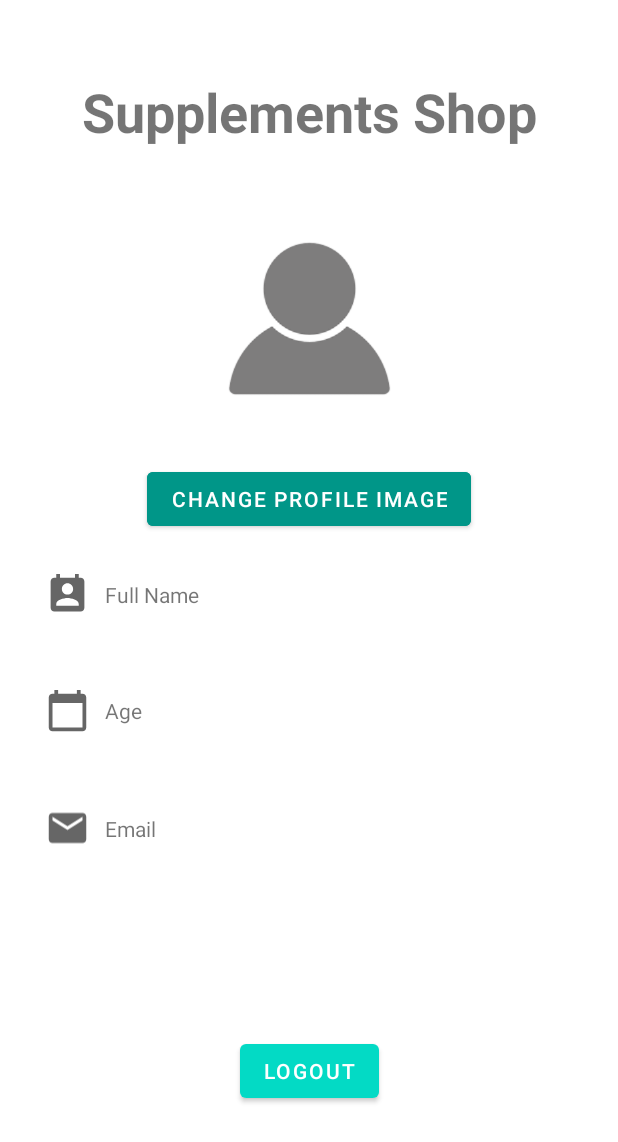
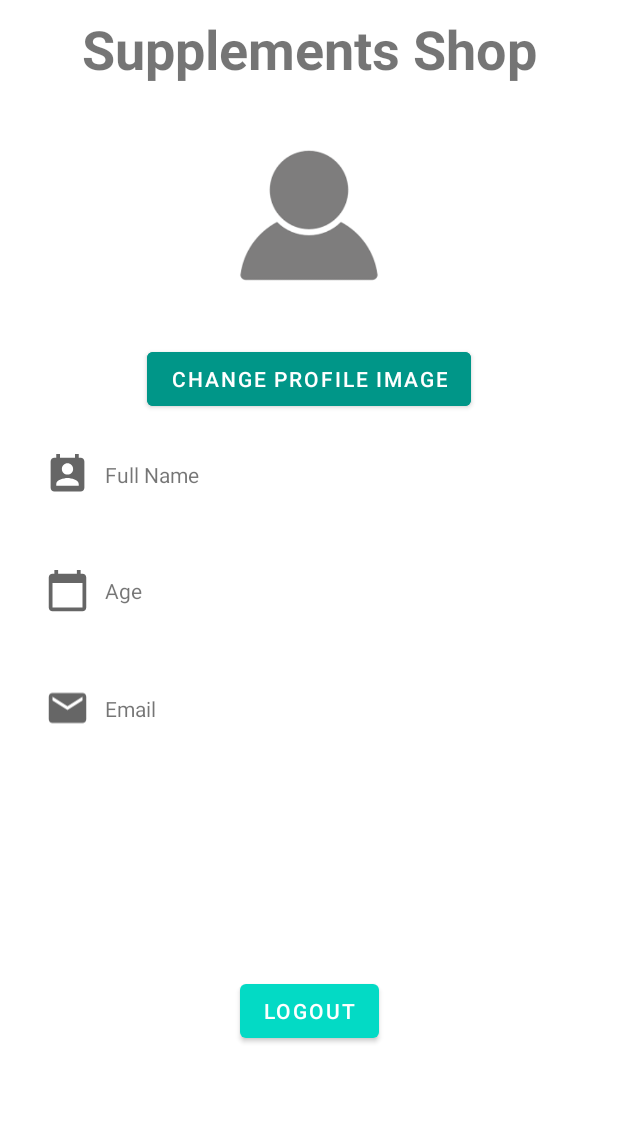
Before and after one commit to luluket/shop, an Android app: the ProfileActivity screen opened directly, with no data from a screen before it, on a phone screen of 412 x 824 dp. Shown: the top 1142 px of the screen. Run offline under Robolectric (Android 15) with nearby library versions, the phone set to English and light mode, and no system bars; our stand-ins replace CircleImageView, Firebase (no records; nobody signed in at launch, a user with empty details on screens opened directly), Picasso.

Commit message:
Fix activity behaviour and update profile view

```diff
--- a/app/src/main/java/com/luka/shop/LoginActivity.java
+++ b/app/src/main/java/com/luka/shop/LoginActivity.java
@@ -88,6 +88,7 @@ public class LoginActivity extends AppCompatActivity implements View.OnClickList
                 // redirect to home page, and finish login activity
                 Intent intent = new Intent(getApplicationContext(), HomeActivity.class);
                 intent.addFlags(Intent.FLAG_ACTIVITY_CLEAR_TOP);
+                finish();
                 startActivity(intent);
             } else {
                 Toast.makeText(LoginActivity.this, "Failed to login! Please check your credentials", Toast.LENGTH_LONG).show();
--- a/app/src/main/res/layout/activity_profile.xml
+++ b/app/src/main/res/layout/activity_profile.xml
@@ -14,7 +14,7 @@
         android:id="@+id/banner"
         android:layout_width="0dp"
         android:layout_height="wrap_content"
-        android:layout_marginTop="50dp"
+        android:layout_marginTop="8dp"
         android:text="Supplements Shop"
         android:textAlignment="center"
         android:textSize="36sp"
@@ -27,9 +27,9 @@
 
     <de.hdodenhof.circleimageview.CircleImageView
         android:id="@+id/profileImg"
-        android:layout_width="150dp"
-        android:layout_height="150dp"
-        android:layout_marginTop="40dp"
+        android:layout_width="128dp"
+        android:layout_height="128dp"
+        android:layout_marginTop="24dp"
         android:background="@drawable/avatar"
         app:civ_border_color="#FF000000"
         app:civ_border_width="2dp"
```
